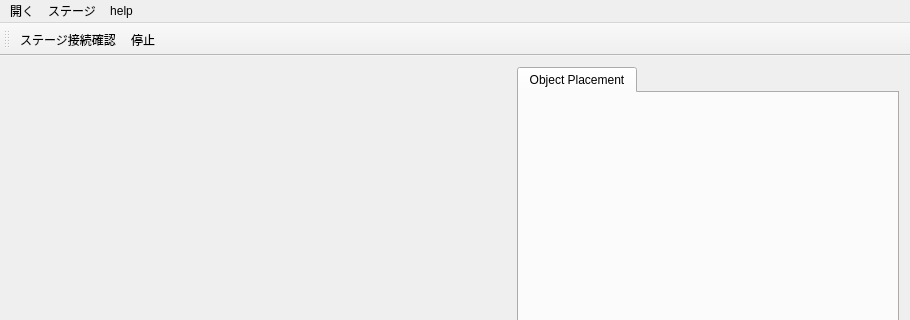
The window that mainwindow.ui (MaruoLab2015/5AxisFabricationApplication) describes before a commit, drawn with Qt 5; both pictures show x 0 to 910 and y 0 to 320 of the 910 by 691 pixel window.
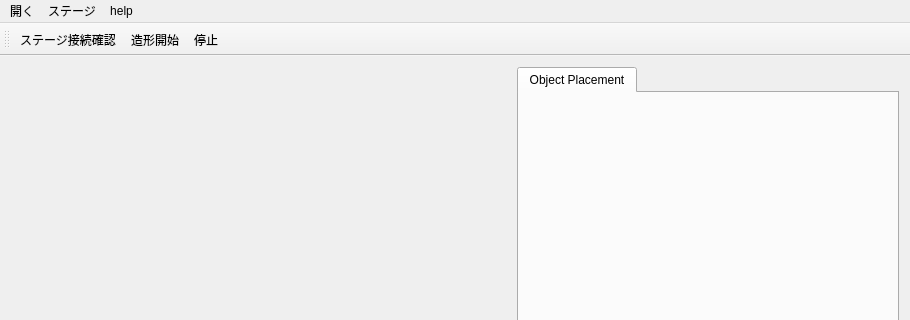
The same window after the commit. Custom widgets are drawn as their Qt base class.

```diff
--- a/mainwindow.ui
+++ b/mainwindow.ui
@@ -101,9 +101,10 @@
     <enum>TopToolBarArea</enum>
    </attribute>
    <attribute name="toolBarBreak">
-    <bool>false</bool>
+    <bool>true</bool>
    </attribute>
    <addaction name="actionCanOpenStage"/>
+   <addaction name="actionStartFabrication"/>
    <addaction name="actionStop"/>
   </widget>
   <widget class="QStatusBar" name="statusBar"/>
@@ -163,6 +164,14 @@
     <string>Meta+S</string>
    </property>
   </action>
+  <action name="actionStartFabrication">
+   <property name="text">
+    <string>造形開始</string>
+   </property>
+   <property name="toolTip">
+    <string>start to Fabrication</string>
+   </property>
+  </action>
  </widget>
  <layoutdefault spacing="6" margin="11"/>
  <customwidgets>
```
